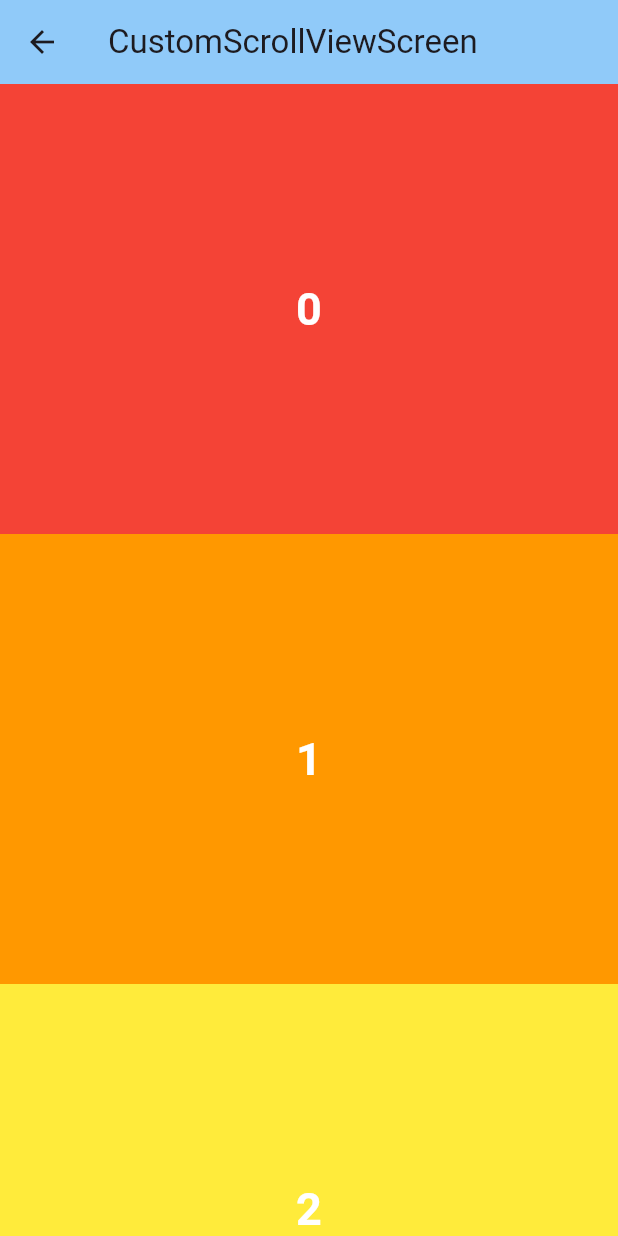
After one commit to lsb530/flutter-study, a Flutter app: the CustomScrollViewScreen screen opened directly, on a phone screen of 412 x 824 dp. The commit adds this screen. Run offline on Flutter 3.47's test engine with Material 3 defaults, Android fonts, the phone set to English and light mode, and no system bars.

Commit message:
CustomScrollView - List

```diff
--- /dev/null
+++ b/scrollable_widgets_theory/lib/screen/custom_scroll_view_screen.dart
@@ -0,0 +1,109 @@
+import 'package:flutter/material.dart';
+import 'package:scrollable_widgets_theory/const/colors.dart';
+
+class CustomScrollViewScreen extends StatelessWidget {
+  final List<int> numbers = List.generate(100, (index) => index);
+
+  CustomScrollViewScreen({super.key});
+
+  @override
+  Widget build(BuildContext context) {
+    return Scaffold(
+      body: CustomScrollView(
+        slivers: [
+          SliverAppBar(
+            title: Text('CustomScrollViewScreen'),
+            backgroundColor: Colors.blue[200],
+          ),
+          renderBuilderSliverList(),
+        ],
+      ),
+    );
+  }
+
+  Widget renderContainer({
+    required Color color,
+    required int index,
+    double? height,
+  }) {
+    print(index);
+    return Container(
+      key: Key(index.toString()),
+      height: height ?? 300,
+      color: color,
+      child: Center(
+        child: Text(
+          index.toString(),
+          style: TextStyle(
+            color: Colors.white,
+            fontWeight: FontWeight.w700,
+            fontSize: 30.0,
+          ),
+        ),
+      ),
+    );
+  }
+
+  Widget needToCustomView() {
+    return Column(
+      children: [
+        Expanded(
+          child: ListView(
+            children: rainbowColors
+                .map(
+                  (e) => renderContainer(
+                    color: e,
+                    index: 1,
+                  ),
+                )
+                .toList(),
+          ),
+        ),
+        Expanded(
+          child: GridView.count(
+            crossAxisCount: 2,
+            children: rainbowColors
+                .map(
+                  (e) => renderContainer(
+                    color: e,
+                    index: 1,
+                  ),
+                )
+                .toList(),
+          ),
+        ),
+      ],
+    );
+  }
+
+  /// 1) ListView 기본 생성자와 유사
+  SliverList renderChildSliverList() {
+    return SliverList(
+      delegate: SliverChildListDelegate(
+        numbers
+            .map(
+              (e) => renderContainer(
+                color: rainbowColors[e % rainbowColors.length],
+                index: e,
+              ),
+            )
+            .toList(),
+      ),
+    );
+  }
+
+  /// 2) ListView.builder 생성자와 유사
+  SliverList renderBuilderSliverList() {
+    return SliverList(
+      delegate: SliverChildBuilderDelegate(
+        (context, index) {
+          return renderContainer(
+            color: rainbowColors[index % rainbowColors.length],
+            index: index,
+          );
+        },
+        childCount: 10, // Optional
+      ),
+    );
+  }
+}
--- a/scrollable_widgets_theory/lib/screen/home_screen.dart
+++ b/scrollable_widgets_theory/lib/screen/home_screen.dart
@@ -1,5 +1,6 @@
 import 'package:flutter/material.dart';
 import 'package:scrollable_widgets_theory/layout/main_layout.dart';
+import 'package:scrollable_widgets_theory/screen/custom_scroll_view_screen.dart';
 import 'package:scrollable_widgets_theory/screen/grid_view_screen.dart';
 import 'package:scrollable_widgets_theory/screen/list_view_screen.dart';
 import 'package:scrollable_widgets_theory/screen/reorderable_list_view_screen.dart';
@@ -32,6 +33,10 @@ class HomeScreen extends StatelessWidget {
     ScreenModel(
       builder: (_) => ReorderableListViewScreen(),
       name: 'ReorderableListViewScreen',
+    ),
+    ScreenModel(
+      builder: (_) => CustomScrollViewScreen(),
+      name: 'CustomScrollViewScreen',
     )
   ];
 
```
